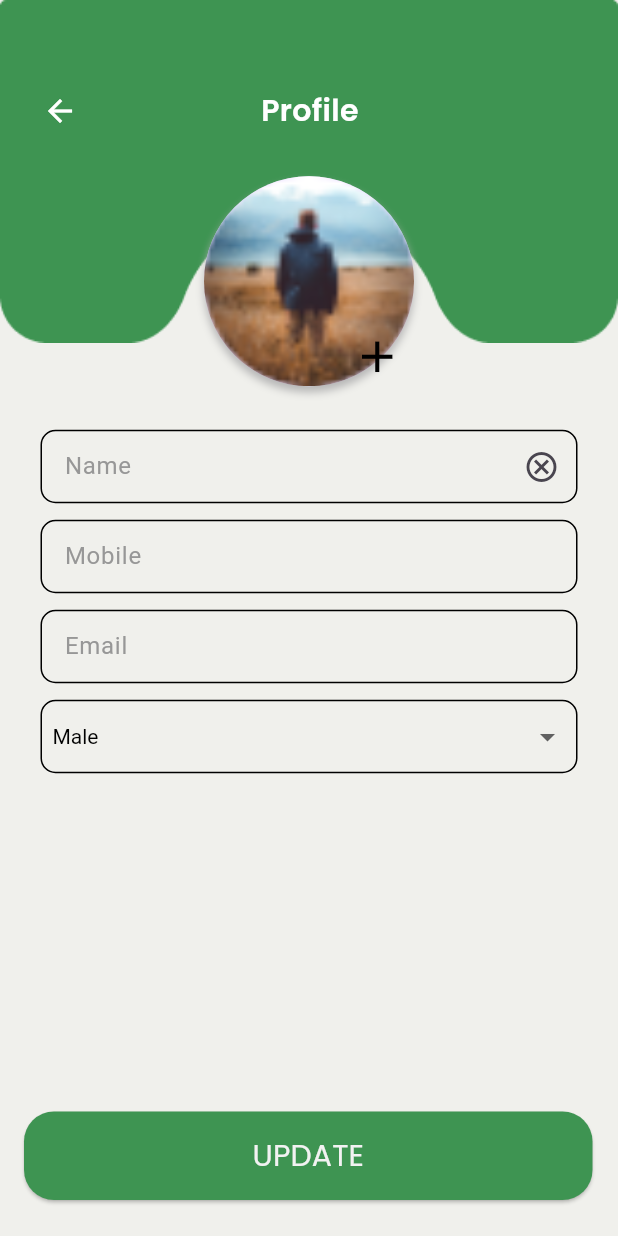
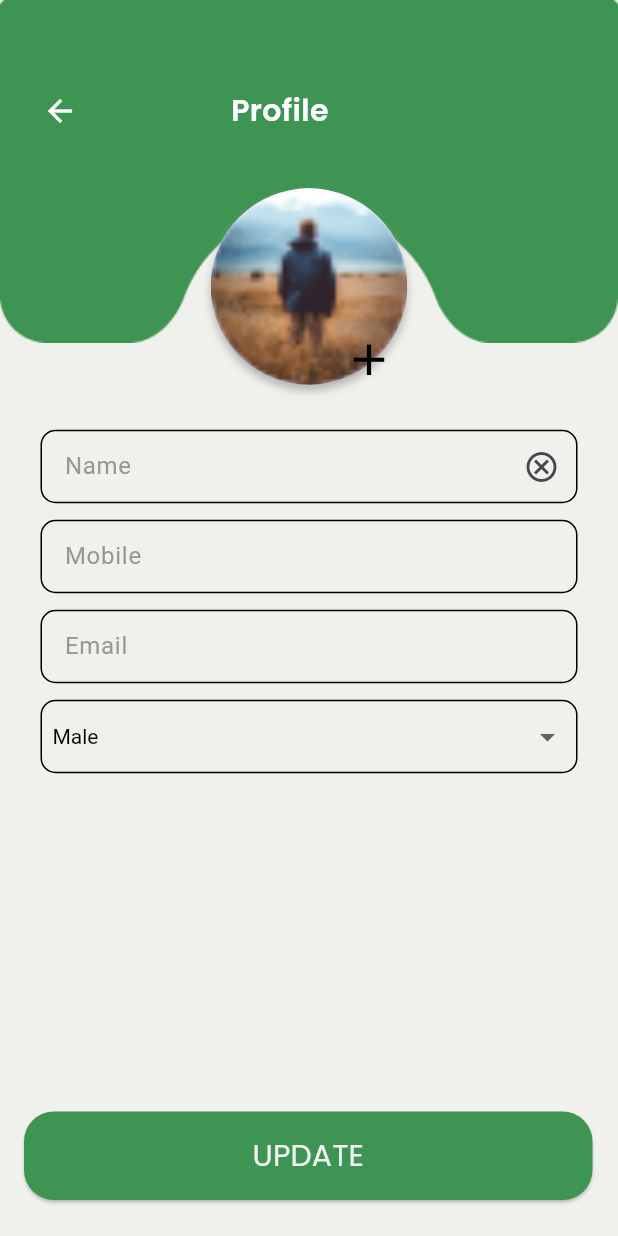
Before and after one commit to Happy-pixelpulse/remdy, a Flutter app: the ProfileScreen screen opened directly, on a phone screen of 412 x 824 dp. Run offline on Flutter 3.47's test engine with Material 3 defaults, Android fonts, the phone set to English and light mode, and no system bars; our stand-ins replace bloc, dropdown_button2, equatable, firebase_auth, firebase_core, flutter_bloc and 5 more; missing offline and left inert: easy_radio; accounts and stored records are empty; generated files the repository leaves out were written again; network calls fail.

Commit message:
working on bug fixing

```diff
--- a/lib/auth/auth_bloc/model/sign_in_api.dart
+++ b/lib/auth/auth_bloc/model/sign_in_api.dart
@@ -13,7 +13,7 @@ class SignInApi {
         return body.map((e) {
           return SignInRequest(
             googleToken: e['googleToken'] as String,
-            imeiNumber:e['imei_number'] as int,
+            imeiNumber:e['imei_number'] as String,
           );
         }).toList();
       }
--- a/lib/auth/auth_bloc/sign_in_state.dart
+++ b/lib/auth/auth_bloc/sign_in_state.dart
@@ -4,3 +4,15 @@ part of 'sign_in_bloc.dart';
 sealed class SignInState {}
 
 final class SignInInitial extends SignInState {}
+
+class GoogleSignInResponseState extends SignInState {
+  SignInResponse signInResponse;
+
+  GoogleSignInResponseState({required this.signInResponse});
+}
+
+class GoogleSignInErrorState extends SignInState {
+  String error;
+
+  GoogleSignInErrorState({required this.error});
+}
--- a/lib/common_widgets/search_button.dart
+++ b/lib/common_widgets/search_button.dart
@@ -30,6 +30,7 @@ class _SearchButtonState extends State<SearchButton> {
         showCursor: false,
         cursorHeight: 12,
         decoration: InputDecoration(
+
           contentPadding: const EdgeInsets.only(top: 10),
           border: InputBorder.none,
           prefixIcon:  Padding(
--- a/lib/common_widgets/sign_up_button.dart
+++ b/lib/common_widgets/sign_up_button.dart
@@ -48,8 +48,8 @@ class SignUpButton extends StatelessWidget {
                  const SizedBox(width: 18,),
                   Text(
                     buttonName,
+                    maxLines: 1,
                     overflow: TextOverflow.fade,
-                    maxLines: 1,
                     style: GoogleFonts.poppins(
                       fontSize: 16,
                       fontWeight: FontWeight.w500,
--- a/lib/common_widgets/sort_filter.dart
+++ b/lib/common_widgets/sort_filter.dart
@@ -64,11 +64,11 @@ class _SortAndFilterState extends State<SortAndFilter> {
                           });
                     },
                     child: Row(
-                      mainAxisAlignment: MainAxisAlignment.spaceBetween,
+                      mainAxisAlignment: MainAxisAlignment.start,
                       crossAxisAlignment: CrossAxisAlignment.start,
                       children: [
                         Padding(
-                          padding: const EdgeInsets.only(left: 10, top: 10),
+                          padding: const EdgeInsets.only(left: 4, top: 10),
                           child: Text(
                             context.getLocalization()?.sortBy ?? '',
                             style: GoogleFonts.poppins(
@@ -79,7 +79,7 @@ class _SortAndFilterState extends State<SortAndFilter> {
                           ),
                         ),
                         const Padding(
-                          padding: EdgeInsets.only(top: 10, right: 5),
+                          padding: EdgeInsets.only(top: 10, right: 3),
                           child: Icon(Icons.keyboard_arrow_down),
                           // Image.asset("assets/chevron-down.png"),
                         ),
--- a/lib/screen/advance_search.dart
+++ b/lib/screen/advance_search.dart
@@ -435,7 +435,7 @@ class _AdvanceSearchState extends State<AdvanceSearch> {
                 ),
               ],
             ),
-            const SizedBox(height: 20,),
+            const SizedBox(height: 32,),
             Padding(
               padding: const EdgeInsets.symmetric(horizontal: 28),
               child: Row(
--- a/lib/screen/profile_screen.dart
+++ b/lib/screen/profile_screen.dart
@@ -74,7 +74,7 @@ class _ProfileScreenState extends State<ProfileScreen> {
                               color: AppColors.tp,
                             )),
                         Padding(
-                          padding: const EdgeInsets.only(left: 110),
+                          padding: const EdgeInsets.only(left: 90),
                           child: Text(
                             context.getLocalization()?.profileText ?? '',
                             style: GoogleFonts.poppins(
@@ -91,21 +91,23 @@ class _ProfileScreenState extends State<ProfileScreen> {
                     alignment: Alignment.bottomCenter,
                     child: Stack(children: [
                       Container(
+                        height:131,
+                        width: 131,
                         decoration: BoxDecoration(
                             borderRadius: BorderRadius.circular(80),
-                            boxShadow: [
-                              const BoxShadow(
+                            boxShadow:const  [
+                              BoxShadow(
                                   color: AppColors.profileRadius,
                                   blurRadius: 4,
                                   offset: Offset(0, 4))
                             ]),
                         child: const CircleAvatar(
-                          radius: 70,
+                          radius: 60,
                           backgroundImage: AssetImage('assets/profilpic.png'),
                         ),
                       ),
                       const Padding(
-                        padding: EdgeInsets.only(top: 103, left: 98),
+                        padding: EdgeInsets.only(top: 97, left: 88),
                         child: Icon(
                           Icons.add,
                           color: AppColors.signText1,
```
Also changed, not shown: lib/auth/auth_bloc/model/sign_in_request.dart (+16 -9 lines), lib/auth/auth_bloc/model/sign_in_response.dart (+32 -8 lines), lib/auth/auth_bloc/sign_in_bloc.dart (+11 -17 lines), lib/auth/sign_up_screen.dart (+18 -18 lines), lib/common_widgets/notification_common.dart (+12 -24 lines), lib/l10n/app_en.arb (+8 -4 lines), lib/screen/widgets/filter_widget.dart (+6 -6 lines), 1 other file.
